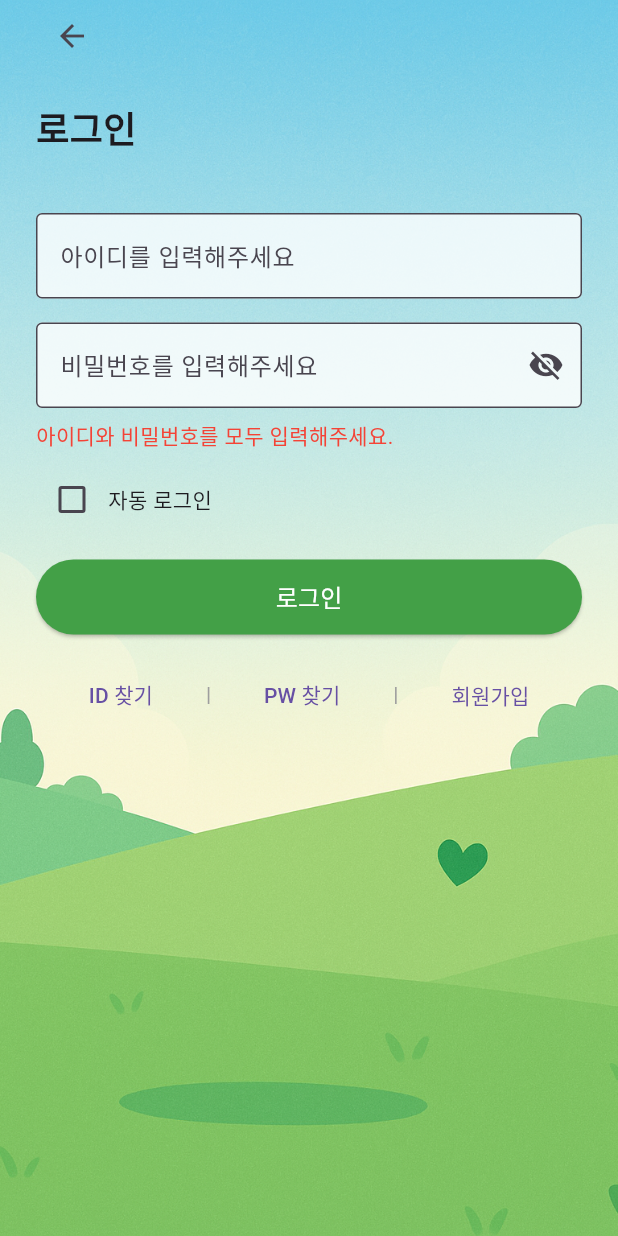
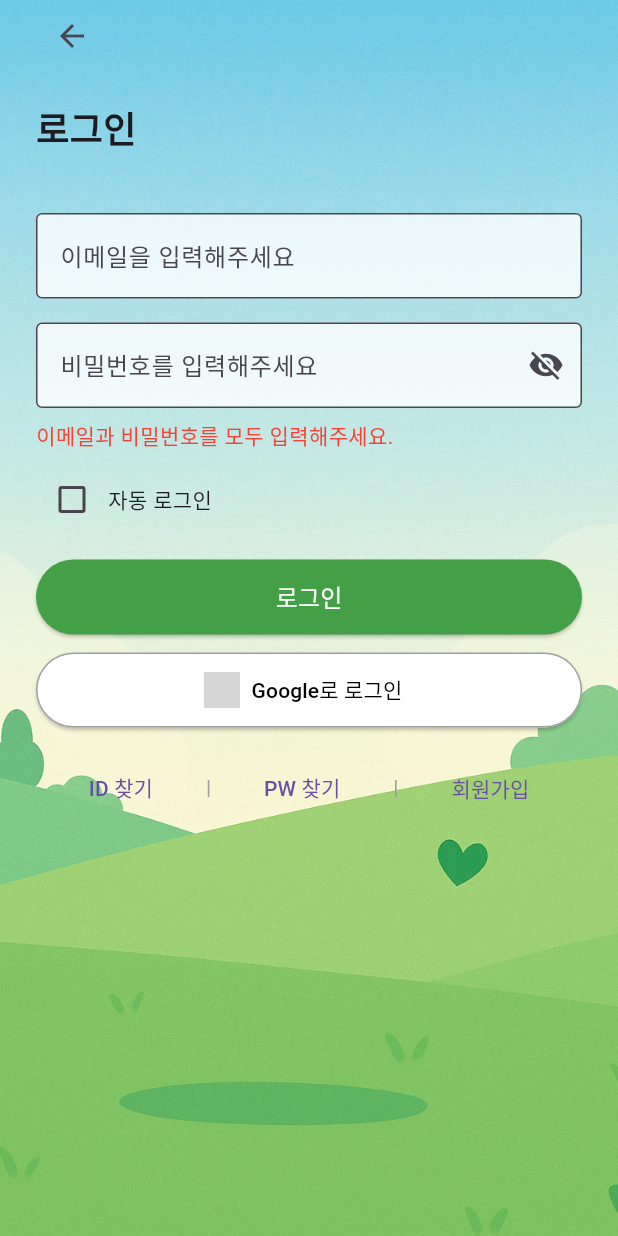
Before and after one commit to MuHaRVEY/CBNU_Capstone_Design_2025_ReBoot, a Flutter app: the LoginPage screen opened directly, after a tap on "로그인", on a phone screen of 412 x 824 dp. Run offline on Flutter 3.47's test engine with Material 3 defaults, Android fonts, the phone set to English and light mode, and no system bars; our stand-ins replace firebase_auth, firebase_core, firebase_database, google_sign_in; accounts and stored records are empty; generated files the repository leaves out were written again; grey boxes are pictures that could not be loaded.

Commit message:
feat : FirebaseAuth 추가 및 연동/ google 로그인 구현

```diff
--- a/capstonedesign/lib/login_page.dart
+++ b/capstonedesign/lib/login_page.dart
@@ -1,5 +1,8 @@
 import 'package:flutter/material.dart';
+import 'package:firebase_auth/firebase_auth.dart';
 import 'package:firebase_database/firebase_database.dart';
+import 'package:google_sign_in/google_sign_in.dart';
+
 import 'find_password.dart';
 import 'find_id.dart';
 import 'homepage.dart';
@@ -13,43 +16,75 @@ class LoginPage extends StatefulWidget {
 class _LoginPageState extends State<LoginPage> {
   bool _obscurePassword = true;
   bool _autoLogin = false;
-  final _idController = TextEditingController();
+  final _emailController = TextEditingController();
   final _pwController = TextEditingController();
   String _errorText = '';
 
   Future<void> _handleLogin() async {
-    final id = _idController.text.trim();
+    final email = _emailController.text.trim();
     final pw = _pwController.text;
 
-    if (id.isEmpty || pw.isEmpty) {
-      setState(() => _errorText = '아이디와 비밀번호를 모두 입력해주세요.');
+    if (email.isEmpty || pw.isEmpty) {
+      setState(() => _errorText = '이메일과 비밀번호를 모두 입력해주세요.');
       return;
     }
 
     try {
-      final ref = FirebaseDatabase.instance.ref("users/$id");
-      final snapshot = await ref.get();
+      final credential = await FirebaseAuth.instance.signInWithEmailAndPassword(
+        email: email,
+        password: pw,
+      );
 
-      if (snapshot.exists) {
-        final data = snapshot.value as Map;
-        final savedPw = data['password'];
-        final nickname = data['nickname'] ?? '사용자';
+      final uid = credential.user!.uid;
+      final snapshot = await FirebaseDatabase.instance.ref("users/$uid/nickname").get();
+      final nickname = snapshot.value?.toString() ?? '사용자';
 
-        if (savedPw == pw) {
-          Navigator.pushReplacement(
-            context,
-            MaterialPageRoute(
-              builder: (context) => HomePage(userName: nickname),
-            ),
-          );
-        } else {
-          setState(() => _errorText = '비밀번호가 올바르지 않습니다.');
-        }
-      } else {
-        setState(() => _errorText = '존재하지 않는 아이디입니다.');
+      Navigator.pushReplacement(
+        context,
+        MaterialPageRoute(builder: (context) => HomePage(userName: nickname)),
+      );
+    } on FirebaseAuthException catch (e) {
+      setState(() => _errorText = e.message ?? '로그인 중 오류 발생');
+    }
+  }
+
+  Future<void> _handleGoogleLogin() async {
+    try {
+      final googleUser = await GoogleSignIn().signIn();
+      if (googleUser == null) return;
+
+      final googleAuth = await googleUser.authentication;
+
+      final credential = GoogleAuthProvider.credential(
+        accessToken: googleAuth.accessToken,
+        idToken: googleAuth.idToken,
+      );
+
+      final userCredential =
+      await FirebaseAuth.instance.signInWithCredential(credential);
+
+      final user = userCredential.user!;
+      final uid = user.uid;
+      final nickname = user.displayName ?? '사용자';
+
+      // DB에 유저 정보 저장 (처음 로그인한 경우)
+      final userRef = FirebaseDatabase.instance.ref("users/$uid");
+      final snapshot = await userRef.get();
+      if (!snapshot.exists) {
+        await userRef.set({
+          "nickname": nickname,
+          "email": user.email,
+          "createdAt": DateTime.now().toIso8601String(),
+        });
       }
+
+      Navigator.pushReplacement(
+        context,
+        MaterialPageRoute(builder: (context) => HomePage(userName: nickname)),
+      );
     } catch (e) {
-      setState(() => _errorText = '로그인 중 오류가 발생했습니다.');
+      print("Google login error: $e");
+      setState(() => _errorText = "Google 로그인 실패: $e");
     }
   }
 
@@ -78,9 +113,9 @@ class _LoginPageState extends State<LoginPage> {
                   Text('로그인', style: TextStyle(fontSize: 24, fontWeight: FontWeight.bold)),
                   SizedBox(height: 40),
                   TextField(
-                    controller: _idController,
+                    controller: _emailController,
                     decoration: InputDecoration(
-                      hintText: '아이디를 입력해주세요',
+                      hintText: '이메일을 입력해주세요',
                       border: OutlineInputBorder(),
                       filled: true,
                       fillColor: Colors.white.withOpacity(0.8),
@@ -109,9 +144,7 @@ class _LoginPageState extends State<LoginPage> {
                     children: [
                       Checkbox(
                         value: _autoLogin,
-                        onChanged: (value) {
-                          setState(() => _autoLogin = value!);
-                        },
+                        onChanged: (value) => setState(() => _autoLogin = value!),
                       ),
                       Text('자동 로그인'),
                     ],
@@ -129,31 +162,37 @@ class _LoginPageState extends State<LoginPage> {
                       child: Text('로그인', style: TextStyle(fontSize: 16)),
                     ),
                   ),
+                  SizedBox(height: 12),
+                  SizedBox(
+                    width: double.infinity,
+                    height: 50,
+                    child: ElevatedButton.icon(
+                      onPressed: _handleGoogleLogin,
+                      icon: Image.asset('assets/images/image_google_icon.png', width: 24),
+                      label: Text('Google로 로그인'),
+                      style: ElevatedButton.styleFrom(
+                        backgroundColor: Colors.white,
+                        foregroundColor: Colors.black,
+                        side: BorderSide(color: Colors.grey),
+                      ),
+                    ),
+                  ),
                   SizedBox(height: 16),
                   Row(
                     mainAxisAlignment: MainAxisAlignment.spaceEvenly,
                     children: [
                       TextButton(
-                        onPressed: () => Navigator.push(
-                          context,
-                          MaterialPageRoute(builder: (context) => const FindIdPage()),
-                        ),
+                        onPressed: () => Navigator.push(context, MaterialPageRoute(builder: (_) => const FindIdPage())),
                         child: Text('ID 찾기'),
                       ),
                       Text('|', style: TextStyle(color: Colors.grey)),
                       TextButton(
-                        onPressed: () => Navigator.push(
-                          context,
-                          MaterialPageRoute(builder: (context) => const FindPasswordPage()),
-                        ),
+                        onPressed: () => Navigator.push(context, MaterialPageRoute(builder: (_) => const FindPasswordPage())),
                         child: Text('PW 찾기'),
                       ),
                       Text('|', style: TextStyle(color: Colors.grey)),
                       TextButton(
-                        onPressed: () => Navigator.push(
-                          context,
-                          MaterialPageRoute(builder: (context) => SignupPage()),
-                        ),
+                        onPressed: () => Navigator.push(context, MaterialPageRoute(builder: (_) => SignupPage())),
                         child: Text('회원가입'),
                       ),
                     ],
```
